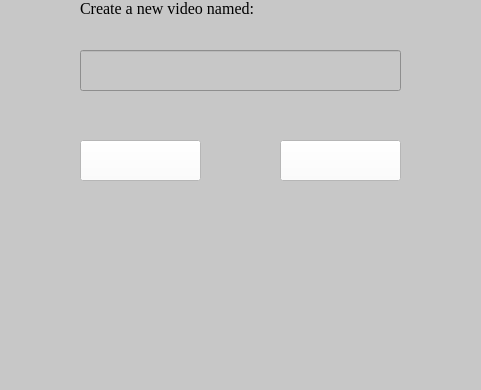
Before: the Qt Designer form MusicVisualization/src/View/CreateVideos/NewNameWindow.ui in MohanChi/MusicVisualization, drawn with Qt 5; both pictures show x 260 to 741 and y 170 to 560 of the 1000 by 560 pixel window.
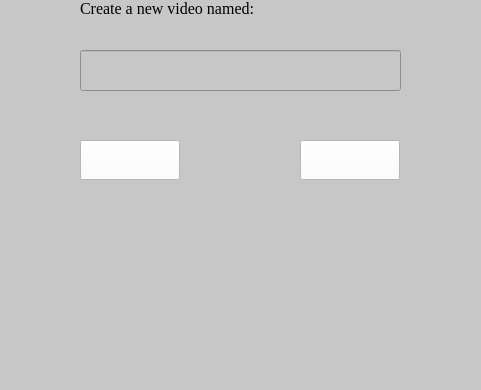
After: the same form once the commit is applied.

```diff
--- a/MusicVisualization/src/View/CreateVideos/NewNameWindow.ui
+++ b/MusicVisualization/src/View/CreateVideos/NewNameWindow.ui
@@ -30,8 +30,8 @@
      <rect>
       <x>340</x>
       <y>310</y>
-      <width>121</width>
-      <height>41</height>
+      <width>100</width>
+      <height>40</height>
      </rect>
     </property>
     <property name="styleSheet">
@@ -40,14 +40,20 @@
     <property name="text">
      <string/>
     </property>
+    <property name="iconSize">
+     <size>
+      <width>100</width>
+      <height>40</height>
+     </size>
+    </property>
    </widget>
    <widget class="QPushButton" name="btn_cancel">
     <property name="geometry">
      <rect>
-      <x>540</x>
+      <x>560</x>
       <y>310</y>
-      <width>121</width>
-      <height>41</height>
+      <width>100</width>
+      <height>40</height>
      </rect>
     </property>
     <property name="styleSheet">
@@ -56,6 +62,12 @@
     <property name="text">
      <string/>
     </property>
+    <property name="iconSize">
+     <size>
+      <width>100</width>
+      <height>40</height>
+     </size>
+    </property>
    </widget>
    <widget class="QLineEdit" name="lineEdit">
     <property name="geometry">
```
